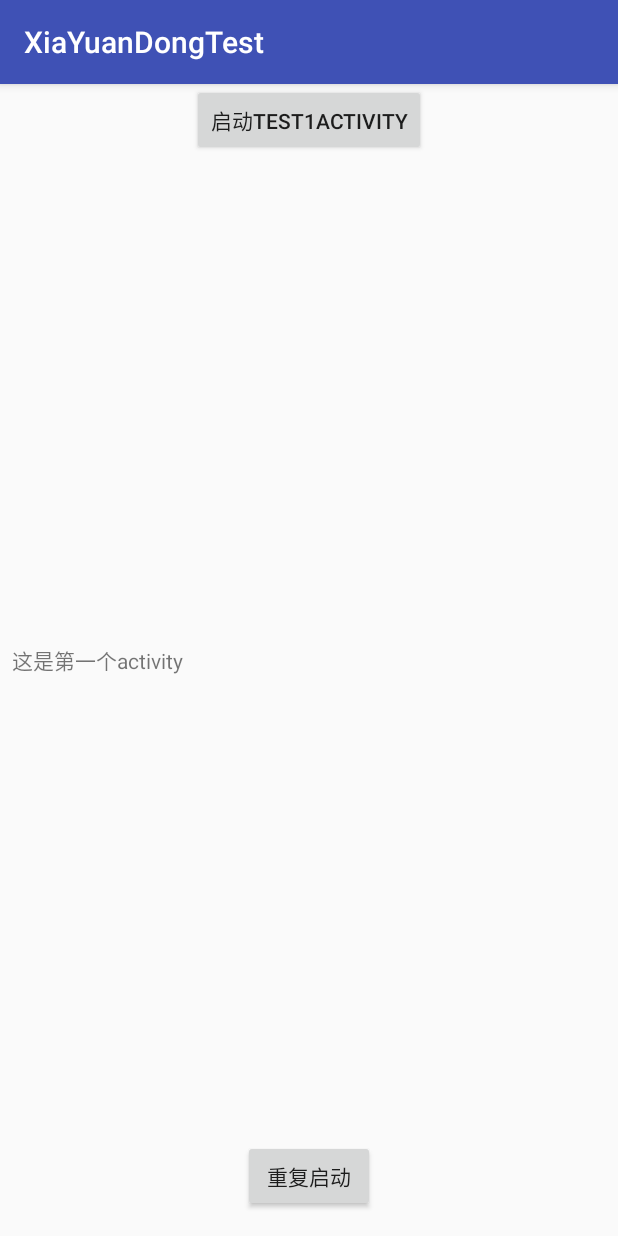
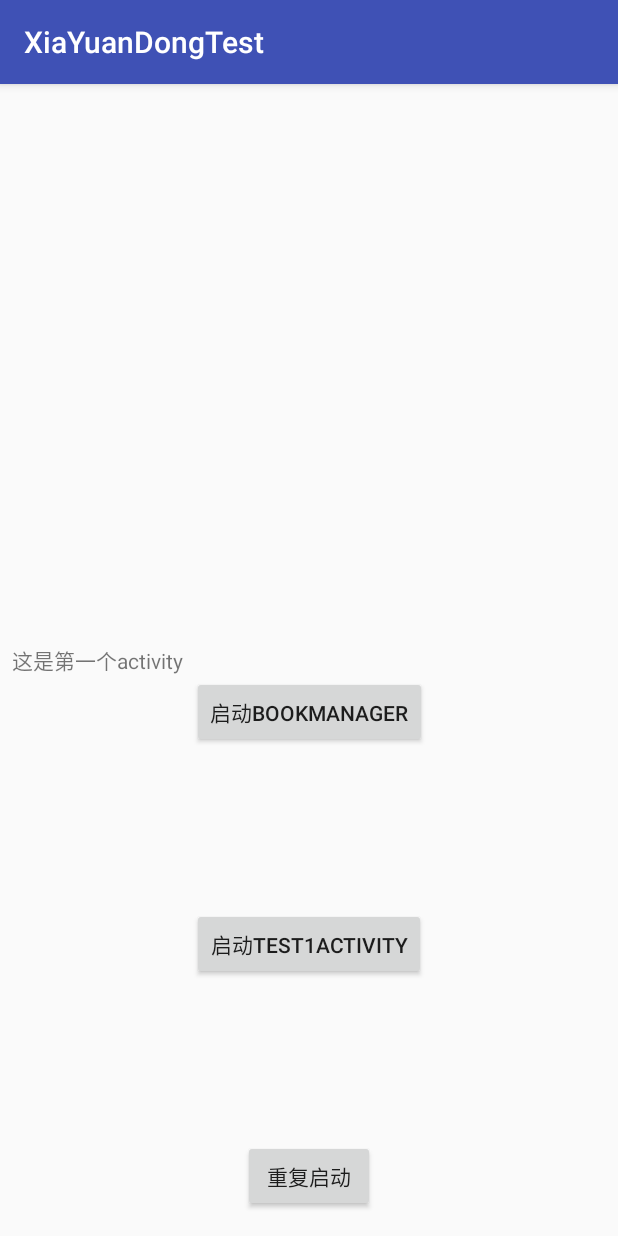
Before and after one commit to XYDong/XiaYuanDongTest, an Android app: the screen it shows after launch (MainActivity), on a phone screen of 412 x 824 dp. Run offline under Robolectric (Android 15) with nearby library versions, the light colour scheme and no system bars; our stand-ins replace ButterKnife; libraries missing offline, so code that uses them is left out: com.yanzhenjie.permission; 2 statements that could not run were skipped.

Commit message:
1.aidl的应用1

```diff
--- a/app/src/main/java/xyd/com/xiayuandongtest/activity/MainActivity.java
+++ b/app/src/main/java/xyd/com/xiayuandongtest/activity/MainActivity.java
@@ -1,9 +1,17 @@
 package xyd.com.xiayuandongtest.activity;
 
 import android.Manifest;
+import android.content.ComponentName;
+import android.content.Context;
 import android.content.Intent;
+import android.content.ServiceConnection;
 import android.content.res.Configuration;
 import android.os.Bundle;
+import android.os.Handler;
+import android.os.IBinder;
+import android.os.Message;
+import android.os.Messenger;
+import android.os.RemoteException;
 import android.support.annotation.NonNull;
 import android.support.v7.app.AppCompatActivity;
 import android.view.View;
@@ -22,12 +30,15 @@ import butterknife.BindView;
 import butterknife.ButterKnife;
 import butterknife.OnClick;
 import xyd.com.xiayuandongtest.R;
-import xyd.com.xiayuandongtest.entity.User;
+import xyd.com.xiayuandongtest.entity.User2;
+import xyd.com.xiayuandongtest.services.MessengerService;
 import xyd.com.xiayuandongtest.test.UserManager;
 import xyd.com.xiayuandongtest.utils.LogUtils;
 import xyd.com.xiayuandongtest.utils.MyUtils;
 
 import static xyd.com.xiayuandongtest.utils.Constants.CACHE_FILE_PATH;
+import static xyd.com.xiayuandongtest.utils.Constants.MSG_FROM_CLIEN;
+import static xyd.com.xiayuandongtest.utils.Constants.MSG_FROM_SERVICE;
 import static xyd.com.xiayuandongtest.utils.Constants.TEST_FILE_1;
 
 public class MainActivity extends AppCompatActivity {
@@ -37,6 +48,51 @@ public class MainActivity extends AppCompatActivity {
     @BindView(R.id.btn_repeat)
     Button btnRepeat;
     public static final String TAG = "xyd.mainactivity";
+    @BindView(R.id.btn_bookmanager_activity)
+    Button btnBookmanagerActivity;
+
+
+    private Messenger mServie;
+    private ServiceConnection mConnection = new ServiceConnection() {
+        @Override
+        public void onServiceConnected(ComponentName name, IBinder service) {
+            mServie = new Messenger(service);
+            Message msg = Message.obtain(null, MSG_FROM_CLIEN);
+            Bundle bundle = new Bundle();
+            bundle.putString("msg", "hello,this is client.");
+            msg.setData(bundle);
+            msg.replyTo = messenger;
+            try {
+                mServie.send(msg);
+            } catch (RemoteException e) {
+                e.printStackTrace();
+            }
+
+
+        }
+
+        @Override
+        public void onServiceDisconnected(ComponentName name) {
+
+        }
+    };
+
+    private Messenger messenger = new Messenger(new MyMainHanler());
+
+    class MyMainHanler extends Handler {
+        @Override
+        public void handleMessage(Message msg) {
+            switch (msg.what) {
+                case MSG_FROM_SERVICE:
+                    LogUtils.i(msg.getData().getString("reply"));
+                    break;
+                default:
+                    super.handleMessage(msg);
+            }
+            super.handleMessage(msg);
+        }
+    }
+
 
     @Override
     protected void onCreate(Bundle savedInstanceState) {
@@ -45,7 +101,9 @@ public class MainActivity extends AppCompatActivity {
         ButterKnife.bind(this);
         LogUtils.i("MainActivity+onCreate");
         UserManager.sUserId = 2;
-        LogUtils.i("MainActivity+UserManager.sUerId=="+ UserManager.sUserId);
+        LogUtils.i("MainActivity+UserManager.sUerId==" + UserManager.sUserId);
+        Intent intent = new Intent(this, MessengerService.class);
+        bindService(intent, mConnection, Context.BIND_AUTO_CREATE);
 
     }
 
@@ -63,11 +121,11 @@ public class MainActivity extends AppCompatActivity {
         // 申请录音权限
         AndPermission.with(this)
                 .requestCode(200)
-                .permission(Manifest.permission.WRITE_EXTERNAL_STORAGE,Manifest.permission_group.STORAGE)
+                .permission(Manifest.permission.WRITE_EXTERNAL_STORAGE)
                 .callback(new PermissionListener() {
                     @Override
                     public void onSucceed(int requestCode, @NonNull List<String> grantPermissions) {
-                        if(requestCode == 200){
+                        if (requestCode == 200) {
                             persist2File();
                         }
                     }
@@ -87,13 +145,13 @@ public class MainActivity extends AppCompatActivity {
                 .start();
     }
 
-    public void persist2File(){
+    public void persist2File() {
         new Thread(new Runnable() {
             @Override
             public void run() {
-                User user = new User(1,"hello world ",false);
+                User2 user = new User2(1, "hello world ", false);
                 File dir = new File(TEST_FILE_1);
-                if(dir == null){
+                if (!dir.exists()) {
                     dir.mkdirs();
                 }
                 File cachedFile = new File(CACHE_FILE_PATH);
@@ -101,11 +159,11 @@ public class MainActivity extends AppCompatActivity {
                 try {
                     objectOutputStream = new ObjectOutputStream(new FileOutputStream(cachedFile));
                     objectOutputStream.writeObject(user);
-                    LogUtils.i("persist user=="+user);
+                    LogUtils.i("persist user==" + user);
                     objectOutputStream.close();
                 } catch (IOException e) {
                     e.printStackTrace();
-                }finally {
+                } finally {
                     MyUtils.closeOutIO(objectOutputStream);
                 }
 
@@ -113,7 +171,6 @@ public class MainActivity extends AppCompatActivity {
             }
         }).start();
     }
-
 
 
     @Override
@@ -124,6 +181,7 @@ public class MainActivity extends AppCompatActivity {
 
     @Override
     protected void onDestroy() {
+        unbindService(mConnection);
         super.onDestroy();
         LogUtils.i("MainActivity+onDestroy");
 
@@ -143,14 +201,17 @@ public class MainActivity extends AppCompatActivity {
 
     }
 
-    @OnClick({R.id.btn_2_test1,R.id.btn_repeat})
+    @OnClick({R.id.btn_2_test1, R.id.btn_repeat,R.id.btn_bookmanager_activity})
     public void onViewClicked(View view) {
         switch (view.getId()) {
             case R.id.btn_2_test1:
                 startActivity(new Intent(this, Test1Activity.class));
                 break;
             case R.id.btn_repeat:
-                startActivity(new Intent(this,MainActivity.class));
+                startActivity(new Intent(this, MainActivity.class));
+                break;
+            case R.id.btn_bookmanager_activity:
+                startActivity(new Intent(this, BookManagerActivity.class));
                 break;
 
         }
--- a/app/src/main/java/xyd/com/xiayuandongtest/activity/Test1Activity.java
+++ b/app/src/main/java/xyd/com/xiayuandongtest/activity/Test1Activity.java
@@ -16,6 +16,7 @@ import butterknife.ButterKnife;
 import butterknife.OnClick;
 import xyd.com.xiayuandongtest.R;
 import xyd.com.xiayuandongtest.entity.User;
+import xyd.com.xiayuandongtest.entity.User2;
 import xyd.com.xiayuandongtest.test.UserManager;
 import xyd.com.xiayuandongtest.utils.LogUtils;
 import xyd.com.xiayuandongtest.utils.MyUtils;
@@ -28,7 +29,7 @@ public class Test1Activity extends AppCompatActivity {
     TextView textView2;
     @BindView(R.id.btn_start_test2)
     Button btnStartTest2;
-    private User user;
+    private User2 user;
 
     @Override
     protected void onCreate(Bundle savedInstanceState) {
@@ -62,7 +63,7 @@ public class Test1Activity extends AppCompatActivity {
 
                 try {
                     inputStream = new ObjectInputStream(new FileInputStream(file));
-                    user = (User)inputStream.readObject();
+                    user = (User2)inputStream.readObject();
                     LogUtils.i("recoverFromFile user=="+user);
                 } catch (Exception e) {
                     e.printStackTrace();
--- a/app/src/main/java/xyd/com/xiayuandongtest/entity/User.java
+++ b/app/src/main/java/xyd/com/xiayuandongtest/entity/User.java
@@ -17,7 +17,7 @@ public class User implements Parcelable {
     private String name;
     private  boolean isMale;
 
-    private Book book;
+//    private Book book;
 
     public User(int id, String name, boolean isMale) {
         this.id = id;
@@ -79,6 +79,6 @@ public class User implements Parcelable {
         dest.writeInt(id);
         dest.writeString(name);
         dest.writeByte((byte) (isMale ? 1 : 0));
-        dest.writeParcelable(book,0);
+//        dest.writeParcelable(book,0);
     }
 }
--- a/app/src/main/java/xyd/com/xiayuandongtest/utils/Constants.java
+++ b/app/src/main/java/xyd/com/xiayuandongtest/utils/Constants.java
@@ -18,4 +18,9 @@ public class Constants {
     public static final String TEST_FILE_1 = PATH + "/xyd/chapter_2/";
     public static final String CACHE_FILE_PATH = TEST_FILE_1 + "usercache";
 
+    public static final int MSG_FROM_CLIEN = 0X10010;
+    public static final int MSG_FROM_SERVICE = 0X10011;
+
+
+
 }
--- a/app/src/main/res/layout/activity_main.xml
+++ b/app/src/main/res/layout/activity_main.xml
@@ -7,6 +7,7 @@
     tools:context="xyd.com.xiayuandongtest.activity.MainActivity">
 
     <TextView
+        android:id="@+id/textView3"
         android:layout_width="wrap_content"
         android:layout_height="wrap_content"
         android:layout_marginStart="8dp"
@@ -21,11 +22,18 @@
         android:id="@+id/btn_2_test1"
         android:layout_width="wrap_content"
         android:layout_height="wrap_content"
+        android:layout_marginBottom="8dp"
+        android:layout_marginEnd="8dp"
+        android:layout_marginStart="8dp"
+        android:layout_marginTop="8dp"
         android:text="启动test1activity"
+        app:layout_constraintBottom_toTopOf="@+id/btn_repeat"
+        app:layout_constraintEnd_toEndOf="parent"
         app:layout_constraintLeft_toLeftOf="parent"
         app:layout_constraintRight_toRightOf="parent"
-        tools:ignore="MissingConstraints"
-        tools:layout_editor_absoluteY="388dp" />
+        app:layout_constraintStart_toStartOf="parent"
+        app:layout_constraintTop_toBottomOf="@+id/btn_bookmanager_activity"
+        tools:ignore="MissingConstraints" />
 
     <Button
         android:id="@+id/btn_repeat"
@@ -37,4 +45,15 @@
         app:layout_constraintLeft_toLeftOf="parent"
         app:layout_constraintRight_toRightOf="parent" />
 
+    <Button
+        android:id="@+id/btn_bookmanager_activity"
+        android:layout_width="wrap_content"
+        android:layout_height="wrap_content"
+        android:layout_marginEnd="8dp"
+        android:layout_marginStart="8dp"
+        android:text="启动bookmanager"
+        app:layout_constraintEnd_toEndOf="parent"
+        app:layout_constraintStart_toStartOf="parent"
+        app:layout_constraintTop_toBottomOf="@+id/textView3" />
+
 </android.support.constraint.ConstraintLayout>
```
Also changed, not shown: app/src/main/AndroidManifest.xml (+20 -9 lines), app/src/main/java/xyd/com/xiayuandongtest/activity/BookManagerActivity.java (added, +115 -0 lines), app/src/main/java/xyd/com/xiayuandongtest/entity/Book.java (+17 -7 lines), app/src/main/java/xyd/com/xiayuandongtest/entity/User2.java (added, +52 -0 lines), app/src/main/java/xyd/com/xiayuandongtest/manualbinder/BookManagerImpl.java (deleted, +0 -70 lines), app/src/main/java/xyd/com/xiayuandongtest/manualbinder/IBookManager.java (deleted, +0 -35 lines), app/src/main/java/xyd/com/xiayuandongtest/services/BookManagerService.java (added, +126 -0 lines), app/src/main/java/xyd/com/xiayuandongtest/services/MessengerService.java (added, +58 -0 lines), app/src/main/res/layout/activity_book_manager.xml (added, +9 -0 lines), app/src/main/aidl/xyd/com/xiayuandongtest/IBookManager.aidl, app/src/main/aidl/xyd/com/xiayuandongtest/IOnNewBookArrivedListener.aidl (added).
